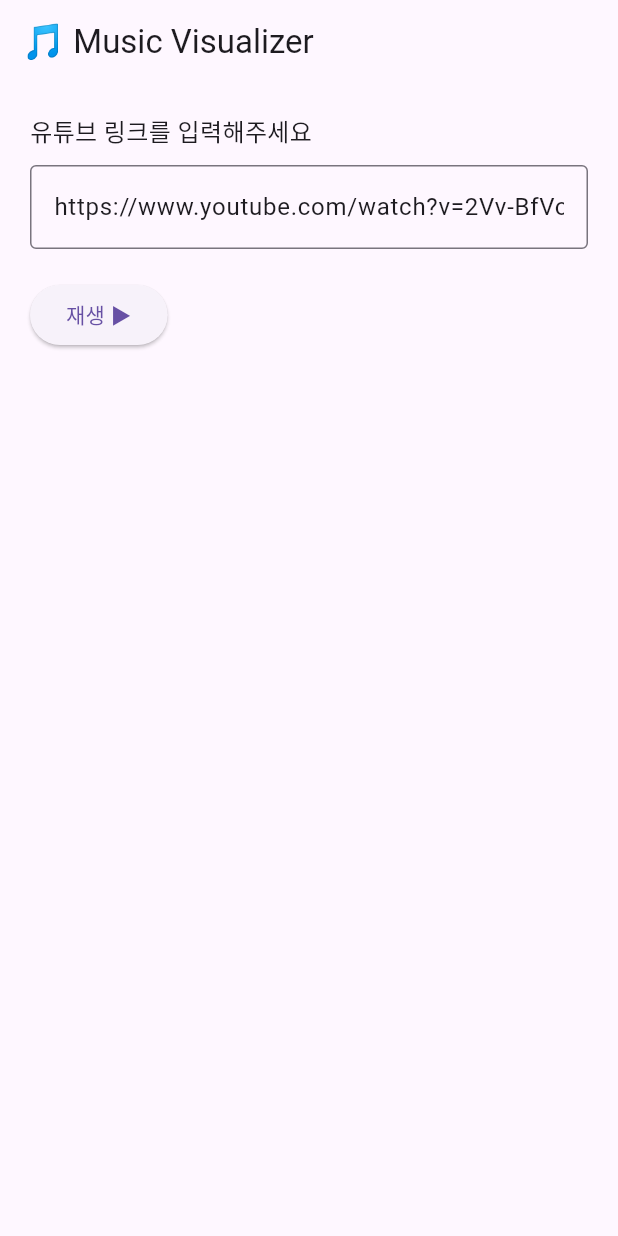
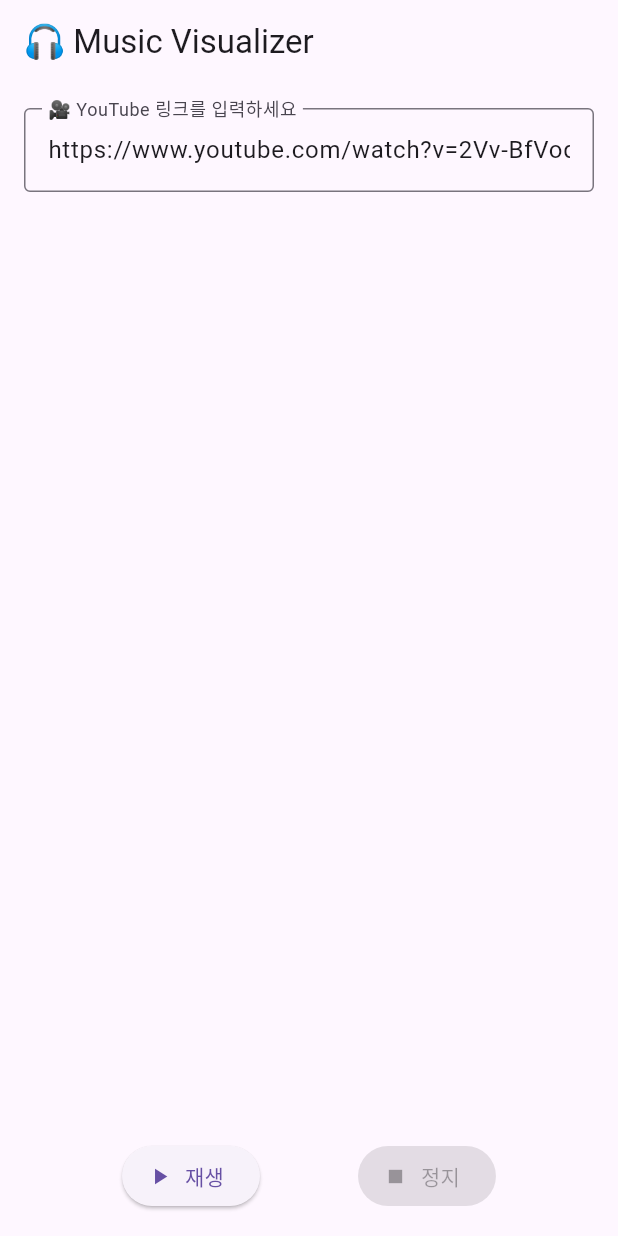
Before and after one commit to integrity324/music_visualizer, a Flutter app: the screen it shows after launch, on a phone screen of 412 x 824 dp. Run offline on Flutter 3.47's test engine with Material 3 defaults, Android fonts, the phone set to English and light mode, and no system bars; our stand-ins replace just_audio.

Commit message:
재생/정지/상태 메시지

```diff
--- a/lib/screens/home_screen.dart
+++ b/lib/screens/home_screen.dart
@@ -1,99 +1,206 @@
 import 'package:flutter/material.dart';
-import 'package:audioplayers/audioplayers.dart';
+import 'package:just_audio/just_audio.dart'; // ✅ just_audio 사용
 import '../services/audio_service.dart';
 
 class HomeScreen extends StatefulWidget {
-  const HomeScreen({super.key});
+  const HomeScreen({Key? key}) : super(key: key);
 
   @override
   State<HomeScreen> createState() => _HomeScreenState();
 }
 
 class _HomeScreenState extends State<HomeScreen> {
+  final AudioPlayer _audioPlayer = AudioPlayer(); // 🎵 오디오 재생기 인스턴스 생성
+  final AudioService _audioService =
+      AudioService(); // 📡 서버 통신 및 URL 추출 서비스 인스턴스 생성
   final TextEditingController _controller = TextEditingController(
-    text: 'https://www.youtube.com/watch?v=2Vv-BfVoq4g',
+    text:
+        'https://www.youtube.com/watch?v=2Vv-BfVoq4g', // 🧪 테스트용 기본 YouTube URL
   );
-  String? _errorMessage;
-  String? _videoTitle;
 
-  final AudioService _audioService = AudioService(); // 유튜브 오디오 추출
-  final AudioPlayer _audioPlayer = AudioPlayer(); // 오디오 재생기
+  String? _errorMessage; // ❗ 에러 메시지 저장 변수
+  String? _videoTitle; // 📺 영상 제목 저장 변수
+  bool _isLoading = false; // 🔄 로딩 상태
+  bool _isPlaying = false; // ▶️ 재생 상태
+  bool _isPaused = false; // ⏸️ 일시정지 상태
+  bool _hasStartedPlaying = false; // ✅ 최초 재생 여부 확인용
 
-  void _onPlayPressed() async {
+  // 🎧 오디오 상태 스트림을 감지하여 UI 상태를 업데이트
+  @override
+  void initState() {
+    super.initState();
+    _audioPlayer.playerStateStream.listen((state) {
+      final playing = state.playing;
+      final processing = state.processingState;
+
+      setState(() {
+        _isPlaying = playing && processing == ProcessingState.ready;
+        _isPaused = !playing && processing == ProcessingState.ready;
+        _isLoading =
+            processing == ProcessingState.loading ||
+            processing == ProcessingState.buffering;
+
+        // ✅ 재생이 시작된 후 제목을 표시하기 위한 상태값 설정
+        if (_isPlaying && _videoTitle != null) {
+          _hasStartedPlaying = true;
+        }
+      });
+    });
+  }
+
+  // 🎯 재생 버튼 클릭 시 실행되는 함수
+  Future<void> _play() async {
     final link = _controller.text.trim();
-    print("🎯 입력된 링크: $link");
+    debugPrint("🎯 입력된 링크: $link");
 
-    if (!_isValidYoutubeLink(link)) {
-      setState(() {
-        _errorMessage = '유효하지 않은 유튜브 링크입니다.';
-        _videoTitle = null;
-      });
-      return;
-    }
+    if (link.isEmpty) return;
 
     setState(() {
+      _isLoading = true;
       _errorMessage = null;
-      _videoTitle = '🎵 오디오 추출 중...';
+      _videoTitle = null;
+      _hasStartedPlaying = false;
     });
 
     try {
-      final streamUrl = await _audioService.getAudioStreamUrl(link);
+      debugPrint("📡 [AudioService] 서버에 POST 요청 보냄: $link");
+      final result = await _audioService.getAudioStreamUrl(link);
 
-      if (streamUrl != null) {
-        await _audioPlayer.stop(); // 재생 중이던 것 멈춤
-        await _audioPlayer.play(UrlSource(streamUrl));
-        setState(() {
-          _videoTitle = '🎶 재생 중!';
-        });
-      } else {
-        setState(() {
-          _errorMessage = '오디오 스트리밍에 실패했습니다.';
-          _videoTitle = null;
-        });
+      final streamUrl = result['audio_url'];
+      final title = result['title'];
+
+      if (streamUrl == null || streamUrl.isEmpty) {
+        throw Exception("오디오 URL이 비어 있음");
       }
+
+      setState(() {
+        _videoTitle = title;
+        _hasStartedPlaying = true;
+      });
+
+      await _audioPlayer.setUrl(streamUrl); // ▶️ 오디오 설정
+      await _audioPlayer.play(); // ▶️ 오디오 재생 시작
     } catch (e) {
+      debugPrint("❌ [AudioService] 요청 실패: $e");
       setState(() {
-        _errorMessage = '예상치 못한 오류가 발생했습니다.';
-        _videoTitle = null;
+        _errorMessage = '재생 불가한 링크입니다. 유효한 YouTube URL을 입력해주세요.';
+        _isPlaying = false;
+        _isPaused = false;
+        _hasStartedPlaying = false;
+      });
+    } finally {
+      setState(() {
+        _isLoading = false;
       });
     }
   }
 
-  bool _isValidYoutubeLink(String url) {
-    return url.contains('youtube.com') || url.contains('youtu.be');
+  // ⏹️ 정지 버튼 클릭 시 실행되는 함수
+  Future<void> _stop() async {
+    await _audioPlayer.stop();
+    setState(() {
+      _isPlaying = false;
+      _isPaused = false;
+      _videoTitle = null;
+      _hasStartedPlaying = false;
+    });
+  }
+
+  // ⏸️ 일시정지 버튼 클릭 시 실행되는 함수
+  Future<void> _pause() async {
+    await _audioPlayer.pause();
+    setState(() {
+      _isPaused = true;
+      _isPlaying = false;
+    });
+  }
+
+  // ▶️ 일시정지에서 다시 재생하는 함수
+  Future<void> _resume() async {
+    await _audioPlayer.play();
+    setState(() {
+      _isPaused = false;
+      _isPlaying = true;
+    });
+  }
+
+  @override
+  void dispose() {
+    _controller.dispose();
+    _audioPlayer.dispose();
+    super.dispose();
   }
 
   @override
   Widget build(BuildContext context) {
     return Scaffold(
-      appBar: AppBar(title: const Text('🎵 Music Visualizer')),
-      body: SingleChildScrollView(
-        padding: const EdgeInsets.all(20.0),
+      appBar: AppBar(title: const Text('🎧 Music Visualizer')),
+      body: Padding(
+        padding: const EdgeInsets.all(16.0),
         child: Column(
           crossAxisAlignment: CrossAxisAlignment.start,
           children: [
-            const Text('유튜브 링크를 입력해주세요', style: TextStyle(fontSize: 16)),
-            const SizedBox(height: 10),
             TextField(
               controller: _controller,
               decoration: const InputDecoration(
+                labelText: '🎥 YouTube 링크를 입력하세요',
                 border: OutlineInputBorder(),
-                hintText: 'https://www.youtube.com/watch?v=...',
               ),
+              enabled: !_isPlaying && !_isLoading, // 재생 중일 땐 입력 비활성화
             ),
-            const SizedBox(height: 20),
-            ElevatedButton(
-              onPressed: _onPlayPressed,
-              child: const Text('재생 ▶️'),
+            const SizedBox(height: 12),
+            if (_errorMessage != null)
+              Text(_errorMessage!, style: const TextStyle(color: Colors.red))
+            else if (_isLoading)
+              const Text(
+                '🔄 오디오 불러오는 중...',
+                style: TextStyle(color: Colors.orange),
+              )
+            else if (_isPlaying)
+              const Text('▶️ 재생 중입니다', style: TextStyle(color: Colors.green))
+            else if (_isPaused)
+              const Text('⏸️ 일시정지됨', style: TextStyle(color: Colors.blue)),
+            if (_videoTitle != null)
+              Padding(
+                padding: const EdgeInsets.only(top: 12.0),
+                child: Row(
+                  children: [
+                    const Icon(Icons.music_note, color: Colors.blue),
+                    const SizedBox(width: 8),
+                    Expanded(
+                      child: Text(
+                        _videoTitle!,
+                        style: const TextStyle(fontWeight: FontWeight.bold),
+                      ),
+                    ),
+                  ],
+                ),
+              ),
+            const Spacer(),
+            Row(
+              mainAxisAlignment: MainAxisAlignment.spaceEvenly,
+              children: [
+                ElevatedButton.icon(
+                  onPressed:
+                      _isLoading
+                          ? null
+                          : (_isPlaying
+                              ? _pause
+                              : (_isPaused ? _resume : _play)),
+                  icon: Icon(
+                    _isPlaying
+                        ? Icons.pause
+                        : (_isPaused ? Icons.play_arrow : Icons.play_arrow),
+                  ),
+                  label: Text(_isPlaying ? '일시정지' : (_isPaused ? '재개' : '재생')),
+                ),
+                ElevatedButton.icon(
+                  onPressed: (_isPlaying || _isPaused) ? _stop : null,
+                  icon: const Icon(Icons.stop),
+                  label: const Text('정지'),
+                ),
+              ],
             ),
-            const SizedBox(height: 20),
-            if (_errorMessage != null)
-              Text(_errorMessage!, style: const TextStyle(color: Colors.red)),
-            if (_videoTitle != null)
-              Text(
-                _videoTitle!,
-                style: const TextStyle(fontWeight: FontWeight.bold),
-              ),
           ],
         ),
       ),
--- a/pubspec.yaml
+++ b/pubspec.yaml
@@ -30,9 +30,10 @@
 dependencies:
   flutter:
     sdk: flutter
-  audioplayers: ^5.2.1
-  http: ^0.13.6
 
+  just_audio: ^0.9.36
+  http: ^1.1.0
+  socket_io_client: ^2.0.3+1
 
   # The following adds the Cupertino Icons font to your application.
   # Use with the CupertinoIcons class for iOS style icons.
```
Also changed, not shown: lib/services/audio_service.dart (+7 -12 lines), pubspec.lock, 5 other files.
